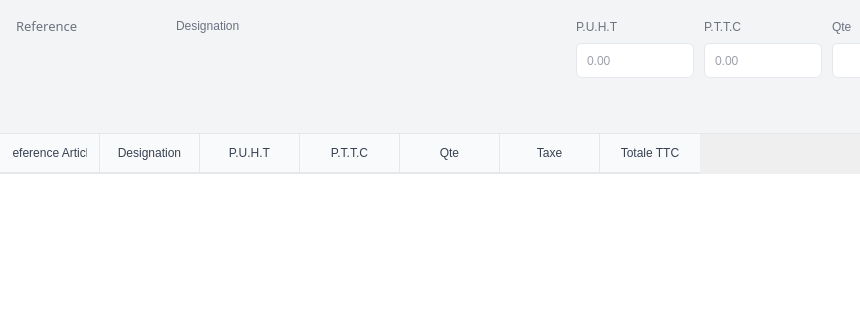
This is program/windows/nouveau_doc/doc_product_selector.ui in lak-barmajyat/ERP as Qt 5 draws it before an edit; both pictures show x 0 to 860 and y 108 to 428 of the 1236 by 659 pixel window. The edited form follows.
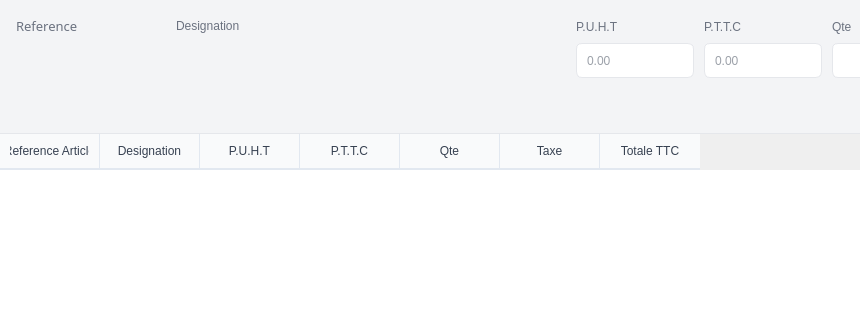
This is the edited form. Icons and pictures are not drawn. Custom widgets are drawn as their Qt base class.

```diff
--- a/program/windows/nouveau_doc/doc_product_selector.ui
+++ b/program/windows/nouveau_doc/doc_product_selector.ui
@@ -1105,22 +1105,22 @@
 QTableWidget#tableWidget {
     background-color: #ffffff;
     border: none;
-    gridline-color: #e5e7eb;
-    font: 400 10pt &quot;Overpass&quot;;
+    gridline-color: #e2e8f0;
+    font: 400 9pt &quot;Overpass&quot;;
     color: #374151;
-    selection-background-color: rgba(29,122,226,0.08);
+    selection-background-color: rgba(19,91,236,0.08);
     selection-color: #111827;
     outline: 0;
 }
 QTableWidget#tableWidget::item {
-    padding: 6px 12px;
+    padding: 6px 10px;
     border-bottom: 1px solid #f3f4f6;
 }
 QTableWidget#tableWidget::item:alternate {
     background-color: #f9fafb;
 }
 QTableWidget#tableWidget::item:selected {
-    background-color: rgba(29,122,226,0.08);
+    background-color: rgba(19,91,236,0.08);
     color: #111827;
 }
 QTableWidget#tableWidget::item:hover {
@@ -1129,11 +1129,11 @@
 QHeaderView::section {
     background-color: #f9fafb;
     color: #374151;
-    font: 600 10pt &quot;Overpass&quot;;
-    padding: 10px 12px;
+    font: 600 9pt &quot;Overpass&quot;;
+    padding: 8px 10px;
     border: none;
-    border-right: 1px solid #e5e7eb;
-    border-bottom: 2px solid #e5e7eb;
+    border-right: 1px solid #e2e8f0;
+    border-bottom: 2px solid #e2e8f0;
 }
 QHeaderView::section:last {
     border-right: none;
```
